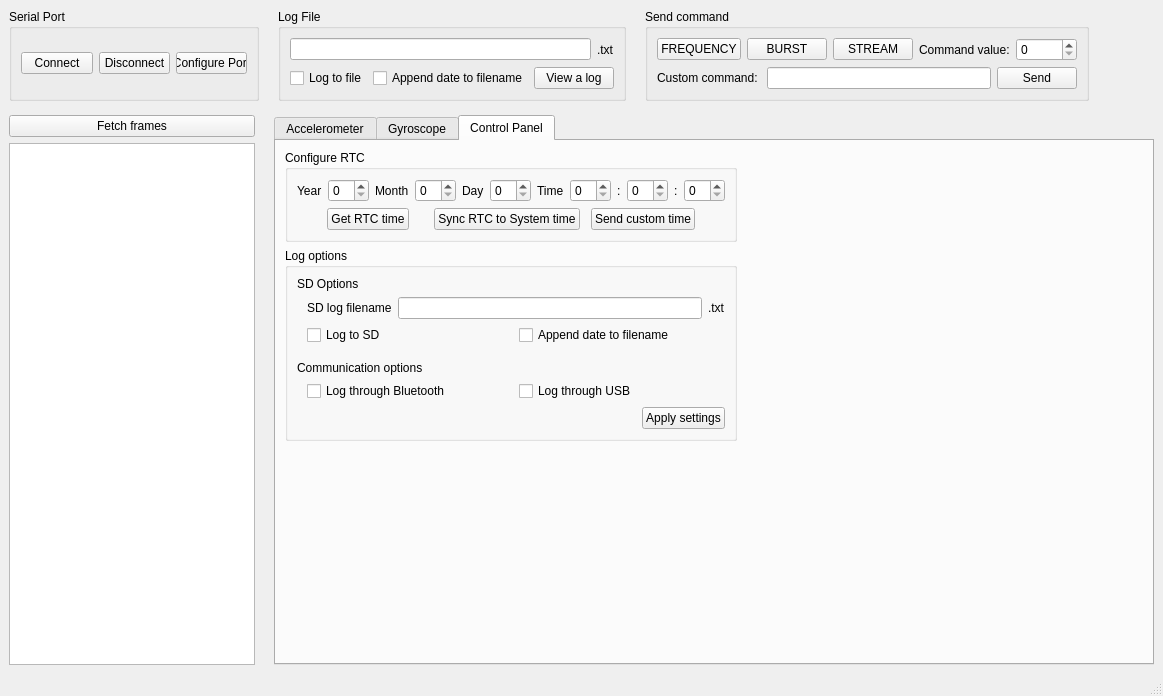
Qt form mainwindow.ui (Sceap/BarkingSquirrel) before a commit.
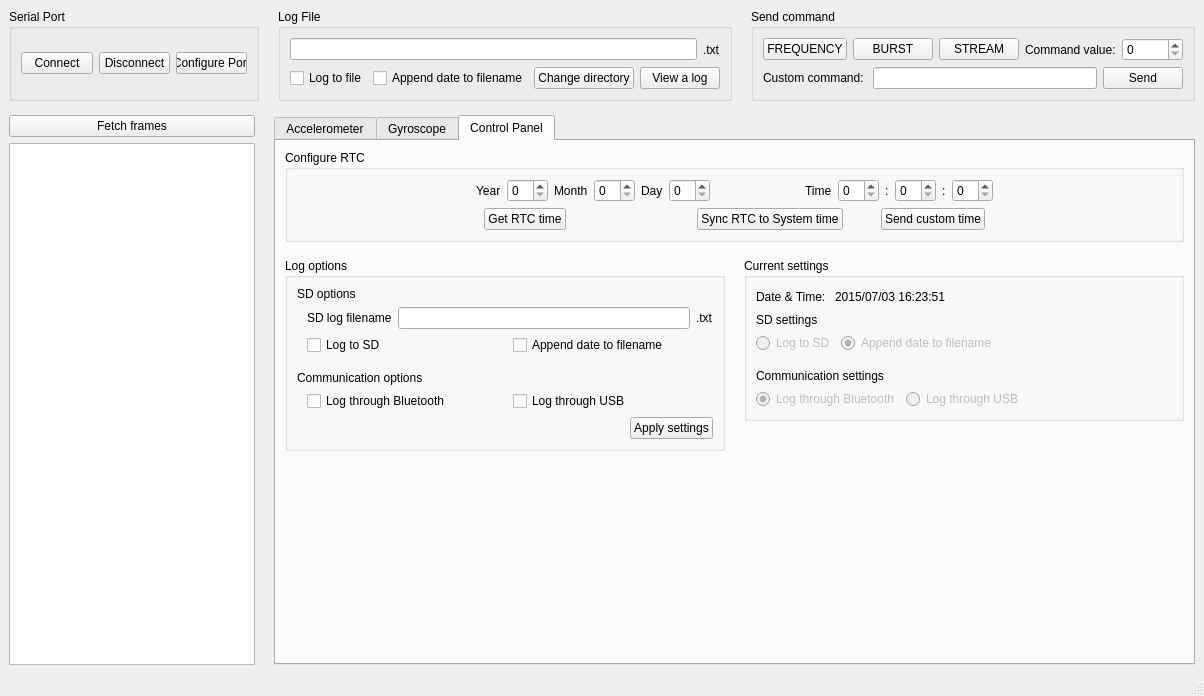
The same form after that commit. Custom widgets are drawn as their Qt base class.

Diff of the .ui file:
```diff
--- a/mainwindow.ui
+++ b/mainwindow.ui
@@ -115,7 +115,7 @@
           </layout>
          </item>
          <item>
-          <layout class="QHBoxLayout" name="horizontalLayout_3" stretch="1,1,0">
+          <layout class="QHBoxLayout" name="horizontalLayout_3" stretch="1,1,0,0">
            <item>
             <widget class="QCheckBox" name="logToFile">
              <property name="text">
@@ -130,6 +130,19 @@
              </property>
             </widget>
            </item>
+           <item>
+            <widget class="QPushButton" name="changeDirectory">
+             <property name="minimumSize">
+              <size>
+               <width>0</width>
+               <height>0</height>
+              </size>
+             </property>
+             <property name="text">
+              <string>Change directory</string>
+             </property>
+            </widget>
+           </item>
            <item>
             <widget class="QPushButton" name="viewLog">
              <property name="text">
@@ -176,6 +189,18 @@
             <layout class="QHBoxLayout" name="horizontalLayout_6">
              <item>
               <widget class="QPushButton" name="cmdFreq">
+               <property name="sizePolicy">
+                <sizepolicy hsizetype="Minimum" vsizetype="Fixed">
+                 <horstretch>0</horstretch>
+                 <verstretch>0</verstretch>
+                </sizepolicy>
+               </property>
+               <property name="minimumSize">
+                <size>
+                 <width>0</width>
+                 <height>0</height>
+                </size>
+               </property>
                <property name="text">
                 <string>FREQUENCY</string>
                </property>
@@ -541,9 +566,7 @@
          <attribute name="title">
           <string>Control Panel</string>
          </attribute>
-         <layout class="QHBoxLayout" name="horizontalLayout_10">
-          <item>
-           <layout class="QVBoxLayout" name="verticalLayout_4" stretch="0,0,0,0,0">
+         <layout class="QVBoxLayout" name="verticalLayout_12">
             <item>
              <widget class="QGroupBox" name="groupBox_4">
               <property name="sizePolicy">
@@ -935,6 +958,13 @@
              </widget>
             </item>
             <item>
+           <layout class="QHBoxLayout" name="horizontalLayout_10">
+            <property name="topMargin">
+             <number>10</number>
+            </property>
+            <item>
+             <layout class="QVBoxLayout" name="verticalLayout_4" stretch="0,0,0,0">
+              <item>
              <widget class="QGroupBox" name="groupBox_5">
               <property name="sizePolicy">
                <sizepolicy hsizetype="Preferred" vsizetype="Preferred">
@@ -949,7 +979,7 @@
                <item>
                 <widget class="QLabel" name="label_12">
                  <property name="text">
-                  <string>SD Options</string>
+                    <string>SD options</string>
                  </property>
                 </widget>
                </item>
@@ -1156,7 +1186,23 @@
            </layout>
           </item>
           <item>
-           <layout class="QVBoxLayout" name="verticalLayout_5" stretch="0">
+             <spacer name="horizontalSpacer_45">
+              <property name="orientation">
+               <enum>Qt::Horizontal</enum>
+              </property>
+              <property name="sizeType">
+               <enum>QSizePolicy::Fixed</enum>
+              </property>
+              <property name="sizeHint" stdset="0">
+               <size>
+                <width>13</width>
+                <height>20</height>
+               </size>
+              </property>
+             </spacer>
+            </item>
+            <item>
+             <layout class="QVBoxLayout" name="verticalLayout_5" stretch="0,0">
             <property name="spacing">
              <number>6</number>
             </property>
@@ -1164,6 +1210,84 @@
              <number>0</number>
             </property>
             <item>
+               <widget class="QGroupBox" name="groupBox_6">
+                <property name="title">
+                 <string>Current settings</string>
+                </property>
+                <layout class="QVBoxLayout" name="verticalLayout_11">
+                 <item>
+                  <layout class="QHBoxLayout" name="horizontalLayout_20">
+                   <item>
+                    <widget class="QLabel" name="label_14">
+                     <property name="text">
+                      <string>Date &amp; Time: </string>
+                     </property>
+                    </widget>
+                   </item>
+                   <item>
+                    <widget class="QLabel" name="label_15">
+                     <property name="text">
+                      <string>2015/07/03 16:23:51</string>
+                     </property>
+                    </widget>
+                   </item>
+                   <item>
+                    <spacer name="horizontalSpacer_43">
+                     <property name="orientation">
+                      <enum>Qt::Horizontal</enum>
+                     </property>
+                     <property name="sizeHint" stdset="0">
+                      <size>
+                       <width>40</width>
+                       <height>20</height>
+                      </size>
+                     </property>
+                    </spacer>
+                   </item>
+                  </layout>
+                 </item>
+                 <item>
+                  <widget class="QLabel" name="label_16">
+                   <property name="text">
+                    <string>SD settings</string>
+                   </property>
+                  </widget>
+                 </item>
+                 <item>
+                  <layout class="QHBoxLayout" name="horizontalLayout_16">
+                   <item>
+                    <widget class="QRadioButton" name="radioButton_2">
+                     <property name="enabled">
+                      <bool>false</bool>
+                     </property>
+                     <property name="text">
+                      <string>Log to SD</string>
+                     </property>
+                     <property name="checkable">
+                      <bool>true</bool>
+                     </property>
+                    </widget>
+                   </item>
+                   <item>
+                    <widget class="QRadioButton" name="radioButton">
+                     <property name="enabled">
+                      <bool>false</bool>
+                     </property>
+                     <property name="text">
+                      <string>Append date to filename</string>
+                     </property>
+                     <property name="checkable">
+                      <bool>true</bool>
+                     </property>
+                     <property name="checked">
+                      <bool>true</bool>
+                     </property>
+                     <property name="autoExclusive">
+                      <bool>false</bool>
+                     </property>
+                    </widget>
+                   </item>
+                   <item>
              <spacer name="horizontalSpacer_24">
               <property name="orientation">
                <enum>Qt::Horizontal</enum>
@@ -1175,6 +1299,101 @@
                </size>
               </property>
              </spacer>
+                   </item>
+                  </layout>
+                 </item>
+                 <item>
+                  <spacer name="verticalSpacer_8">
+                   <property name="orientation">
+                    <enum>Qt::Vertical</enum>
+                   </property>
+                   <property name="sizeType">
+                    <enum>QSizePolicy::Fixed</enum>
+                   </property>
+                   <property name="sizeHint" stdset="0">
+                    <size>
+                     <width>20</width>
+                     <height>10</height>
+                    </size>
+                   </property>
+                  </spacer>
+                 </item>
+                 <item>
+                  <widget class="QLabel" name="label_17">
+                   <property name="text">
+                    <string>Communication settings</string>
+                   </property>
+                  </widget>
+                 </item>
+                 <item>
+                  <layout class="QHBoxLayout" name="horizontalLayout_18">
+                   <item>
+                    <widget class="QRadioButton" name="radioButton_3">
+                     <property name="enabled">
+                      <bool>false</bool>
+                     </property>
+                     <property name="text">
+                      <string>Log through Bluetooth</string>
+                     </property>
+                     <property name="checkable">
+                      <bool>true</bool>
+                     </property>
+                     <property name="checked">
+                      <bool>true</bool>
+                     </property>
+                     <property name="autoExclusive">
+                      <bool>false</bool>
+                     </property>
+                    </widget>
+                   </item>
+                   <item>
+                    <widget class="QRadioButton" name="radioButton_4">
+                     <property name="enabled">
+                      <bool>false</bool>
+                     </property>
+                     <property name="text">
+                      <string>Log through USB</string>
+                     </property>
+                     <property name="checkable">
+                      <bool>true</bool>
+                     </property>
+                     <property name="autoExclusive">
+                      <bool>false</bool>
+                     </property>
+                    </widget>
+                   </item>
+                   <item>
+                    <spacer name="horizontalSpacer_44">
+                     <property name="orientation">
+                      <enum>Qt::Horizontal</enum>
+                     </property>
+                     <property name="sizeHint" stdset="0">
+                      <size>
+                       <width>40</width>
+                       <height>20</height>
+                      </size>
+                     </property>
+                    </spacer>
+                   </item>
+                  </layout>
+                 </item>
+                </layout>
+               </widget>
+              </item>
+              <item>
+               <spacer name="verticalSpacer_6">
+                <property name="orientation">
+                 <enum>Qt::Vertical</enum>
+                </property>
+                <property name="sizeHint" stdset="0">
+                 <size>
+                  <width>20</width>
+                  <height>40</height>
+                 </size>
+                </property>
+               </spacer>
+              </item>
+             </layout>
             </item>
            </layout>
           </item>
```
Lines whose indentation alone changed are shown as unchanged.
